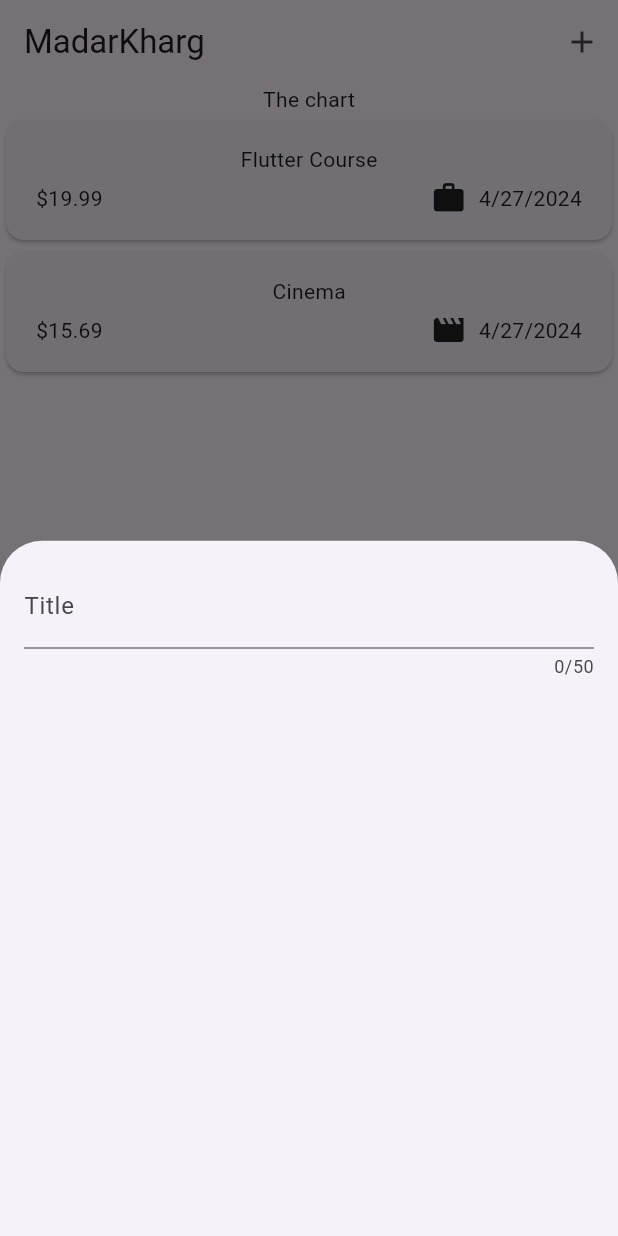
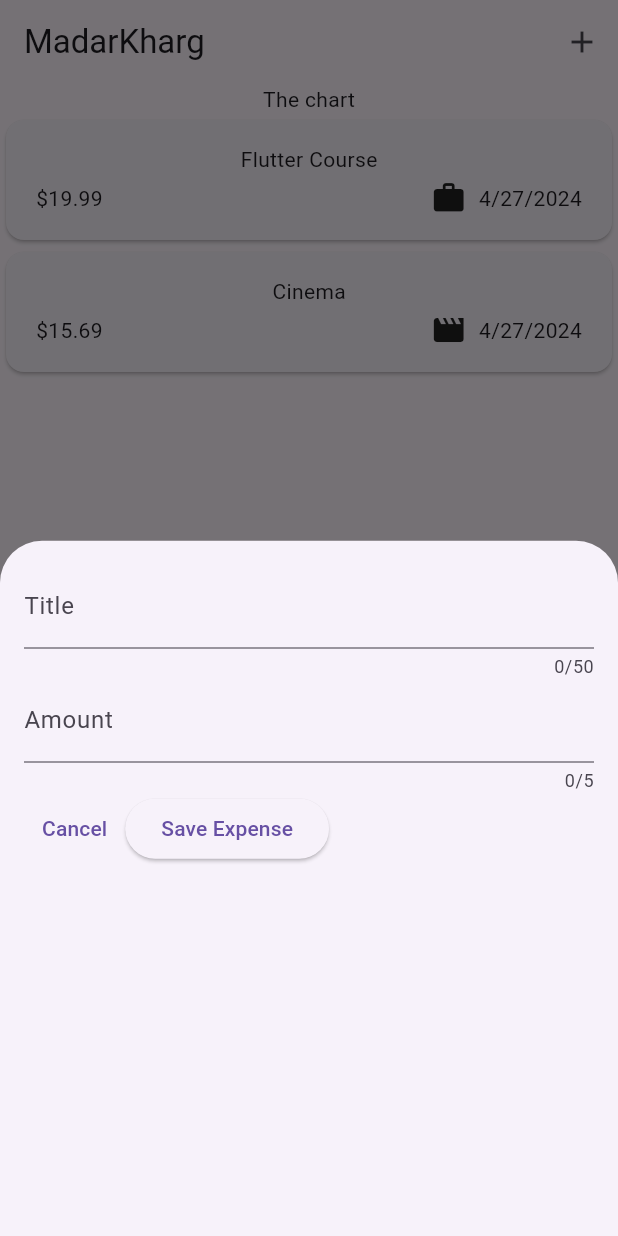
Before and after one commit to mjaliz/madarkharg, a Flutter app: the screen it shows after launch, after a tap on the "add" icon, on a phone screen of 412 x 824 dp. Run offline on Flutter 3.47's test engine with Material 3 defaults, Android fonts, the phone set to English and light mode, and no system bars.

Commit message:
017 closing the modal manually

```diff
--- a/lib/widgets/expense/new_expense.dart
+++ b/lib/widgets/expense/new_expense.dart
@@ -9,18 +9,55 @@ class NewExpense extends StatefulWidget {
 }
 
 class _NewExpenseState extends State<NewExpense> {
+  final _textController = TextEditingController();
+  final _amountController = TextEditingController();
+
+  @override
+  void dispose() {
+    _textController.dispose();
+    _amountController.dispose();
+    super.dispose();
+  }
+
   @override
   Widget build(BuildContext context) {
-    return const Padding(
-      padding: EdgeInsets.all(16),
+    return Padding(
+      padding: const EdgeInsets.all(16),
       child: Column(
         children: [
           TextField(
+            controller: _textController,
             maxLength: 50,
-            decoration: InputDecoration(
+            decoration: const InputDecoration(
               label: Text("Title"),
             ),
           ),
+          TextField(
+            controller: _amountController,
+            maxLength: 5,
+            keyboardType: TextInputType.number,
+            decoration: const InputDecoration(
+              prefixText: "\$ ",
+              label: Text("Amount"),
+            ),
+          ),
+          Row(
+            children: [
+              TextButton(
+                onPressed: () {
+                  Navigator.pop(context);
+                },
+                child: const Text("Cancel"),
+              ),
+              ElevatedButton(
+                onPressed: () {
+                  print(_textController.text);
+                  print(_amountController.text);
+                },
+                child: const Text("Save Expense"),
+              ),
+            ],
+          )
         ],
       ),
     );
```
